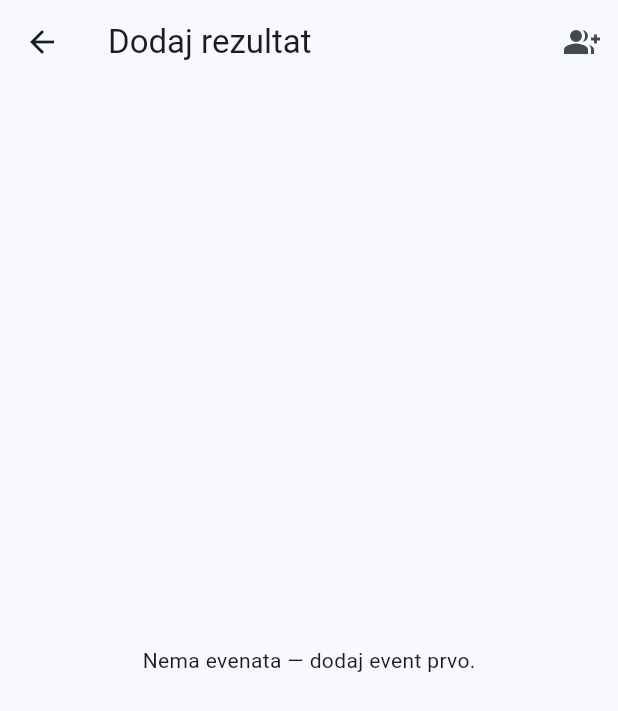
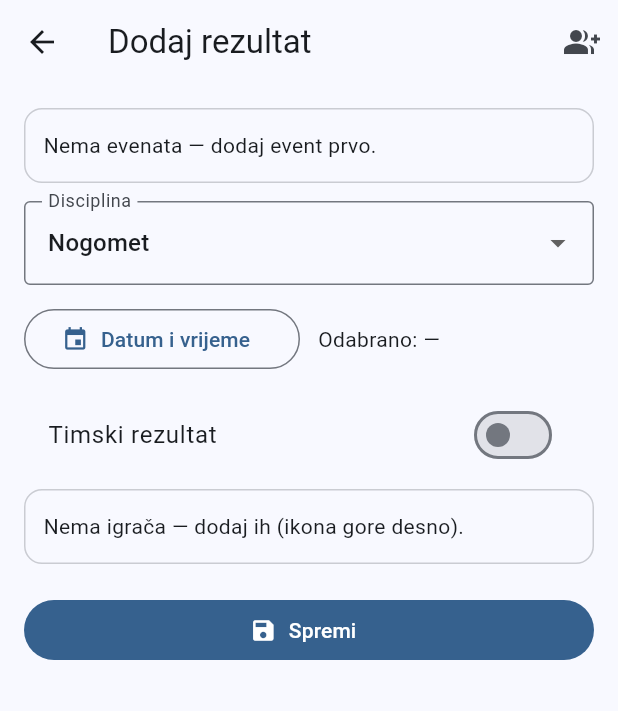
Before and after one commit to KSliskovic/SFIT-Apk, a Flutter app: the AddResultScreen screen opened directly, on a phone screen of 412 x 824 dp. Shown: the top 711 px of the screen. Run offline on Flutter 3.47's test engine with Material 3 defaults, Android fonts, the phone set to English and light mode, and no system bars; our stand-ins replace flutter_riverpod, go_router, shared_preferences; accounts and stored records are empty.

Commit message:
Novi di o

```diff
--- /dev/null
+++ b/lib/bootstrap.dart
@@ -0,0 +1,6 @@
+import 'package:flutter/widgets.dart';
+import 'package:flutter_riverpod/flutter_riverpod.dart';
+
+void bootstrap(Widget app) {
+  runApp(ProviderScope(child: app));
+}
--- a/lib/features/results/presentation/add_result_screen.dart
+++ b/lib/features/results/presentation/add_result_screen.dart
@@ -33,7 +33,7 @@ class _AddResultScreenState extends ConsumerState<AddResultScreen> {
 
   String? _eventId;
   String? _discipline;
-  bool _isTeam = false; // false => individualni; true => timski
+  bool _isTeam = false;
 
   String? _playerA;
   String? _playerB;
@@ -156,8 +156,6 @@ class _AddResultScreenState extends ConsumerState<AddResultScreen> {
       appBar: AppBar(
         title: const Text('Dodaj rezultat'),
         actions: [
-          // Gumb za dodavanje tim/igrača prikazujemo SAMO organizatoru
-          if (canEdit)
           IconButton(
             tooltip: 'Dodaj tim/igrača',
             onPressed: () {
@@ -173,12 +171,25 @@ class _AddResultScreenState extends ConsumerState<AddResultScreen> {
         loading: () => const Center(child: CircularProgressIndicator()),
         error: (e, _) => Center(child: Text('Greška s eventima: $e')),
         data: (events) {
-          if (events.isEmpty) {
-            return const Center(child: Text('Nema evenata — dodaj event prvo.'));
+          // ----- SIGURNO POSTAVLJANJE DEFAULT VRIJEDNOSTI -----
+          // EVENT
+          if (events.isNotEmpty) {
+            final ids = events.map((e) => e.id).toSet();
+            final candidate = widget.preselectedEventId ?? _eventId ?? events.first.id;
+            _eventId = ids.contains(candidate) ? candidate : events.first.id;
+          } else {
+            _eventId = null;
           }
 
-          _eventId ??= widget.preselectedEventId ?? events.first.id;
-          _discipline ??= widget.preselectedDiscipline ?? (disciplines.isNotEmpty ? disciplines.first : null);
+          // DISCIPLINE
+          if (disciplines.isNotEmpty) {
+            final ds = disciplines.toSet();
+            final candidate = widget.preselectedDiscipline ?? _discipline ?? disciplines.first;
+            _discipline = ds.contains(candidate) ? candidate : disciplines.first;
+          } else {
+            _discipline = null;
+          }
+          // -----------------------------------------------------
 
           final dtLabel = _date == null
               ? '—'
@@ -189,19 +200,33 @@ class _AddResultScreenState extends ConsumerState<AddResultScreen> {
             child: ListView(
               padding: const EdgeInsets.all(16),
               children: [
+                // EVENT DROPDOWN ili prazno stanje
+                if (events.isEmpty)
+                  const _EmptyBlock(message: 'Nema evenata — dodaj event prvo.')
+                else
                   DropdownButtonFormField<String>(
-                  value: _eventId,
+                    value: _eventId, // SIGURNO: vrijednost je u items
                     isExpanded: true,
-                  items: [ for (final e in events) DropdownMenuItem(value: e.id, child: Text(e.name)) ],
+                    items: [
+                      for (final e in events)
+                        DropdownMenuItem(value: e.id, child: Text(e.name)),
+                    ],
                     onChanged: (v) => setState(() => _eventId = v),
                     decoration: const InputDecoration(labelText: 'Event', border: OutlineInputBorder()),
                   ),
                 const SizedBox(height: 12),
 
+                // DISCIPLINA DROPDOWN ili prazno stanje
+                if (disciplines.isEmpty)
+                  const _EmptyBlock(message: 'Nema disciplina — dodaj barem jednu disciplinu.')
+                else
                   DropdownButtonFormField<String>(
-                  value: _discipline,
+                    value: _discipline, // SIGURNO: vrijednost je u items
                     isExpanded: true,
-                  items: [ for (final d in disciplines) DropdownMenuItem(value: d, child: Text(d)) ],
+                    items: [
+                      for (final d in disciplines)
+                        DropdownMenuItem(value: d, child: Text(d)),
+                    ],
                     onChanged: (v) => setState(() => _discipline = v),
                     decoration: const InputDecoration(labelText: 'Disciplina', border: OutlineInputBorder()),
                   ),
@@ -236,16 +261,23 @@ class _AddResultScreenState extends ConsumerState<AddResultScreen> {
                     loading: () => const Center(child: Text('Učitavanje timova…')),
                     error: (e, _) => Center(child: Text('Greška s timovima: $e')),
                     data: (teams) {
-                      if (teams.isEmpty) return const Text('Nema timova — dodaj ih (ikona gore desno).');
-                      _teamA ??= teams.first.id;
-                      _teamB ??= teams.length > 1 ? teams[1].id : teams.first.id;
+                      if (teams.isEmpty) return const _EmptyBlock(message: 'Nema timova — dodaj ih (ikona gore desno).');
+
+                      // SIGURNO postavljanje vrijednosti dropdowna
+                      final teamIds = teams.map((t) => t.id).toSet();
+                      _teamA = ( _teamA != null && teamIds.contains(_teamA) ) ? _teamA : teams.first.id;
+                      _teamB = ( _teamB != null && teamIds.contains(_teamB) )
+                          ? _teamB
+                          : (teams.length > 1 ? teams[1].id : teams.first.id);
+
                       return Column(
                         children: [
                           Row(
                             children: [
                               Expanded(
                                 child: DropdownButtonFormField<String>(
-                                  value: _teamA, isExpanded: true,
+                                  value: _teamA,
+                                  isExpanded: true,
                                   items: [ for (final t in teams) DropdownMenuItem(value: t.id, child: Text(t.name)) ],
                                   onChanged: (v) => setState(() => _teamA = v),
                                   decoration: const InputDecoration(labelText: 'Tim A', border: OutlineInputBorder()),
@@ -254,7 +286,8 @@ class _AddResultScreenState extends ConsumerState<AddResultScreen> {
                               const SizedBox(width: 12),
                               Expanded(
                                 child: DropdownButtonFormField<String>(
-                                  value: _teamB, isExpanded: true,
+                                  value: _teamB,
+                                  isExpanded: true,
                                   items: [ for (final t in teams) DropdownMenuItem(value: t.id, child: Text(t.name)) ],
                                   onChanged: (v) => setState(() => _teamB = v),
                                   decoration: const InputDecoration(labelText: 'Tim B', border: OutlineInputBorder()),
@@ -291,16 +324,23 @@ class _AddResultScreenState extends ConsumerState<AddResultScreen> {
                     loading: () => const Center(child: Text('Učitavanje igrača…')),
                     error: (e, _) => Center(child: Text('Greška s igračima: $e')),
                     data: (players) {
-                      if (players.isEmpty) return const Text('Nema igrača — dodaj ih (ikona gore desno).');
-                      _playerA ??= players.first.id;
-                      _playerB ??= players.length > 1 ? players[1].id : players.first.id;
+                      if (players.isEmpty) return const _EmptyBlock(message: 'Nema igrača — dodaj ih (ikona gore desno).');
+
+                      // SIGURNO postavljanje vrijednosti dropdowna
+                      final playerIds = players.map((p) => p.id).toSet();
+                      _playerA = ( _playerA != null && playerIds.contains(_playerA) ) ? _playerA : players.first.id;
+                      _playerB = ( _playerB != null && playerIds.contains(_playerB) )
+                          ? _playerB
+                          : (players.length > 1 ? players[1].id : players.first.id);
+
                       return Column(
                         children: [
                           Row(
                             children: [
                               Expanded(
                                 child: DropdownButtonFormField<String>(
-                                  value: _playerA, isExpanded: true,
+                                  value: _playerA,
+                                  isExpanded: true,
                                   items: [ for (final p in players) DropdownMenuItem(value: p.id, child: Text(p.name)) ],
                                   onChanged: (v) => setState(() => _playerA = v),
                                   decoration: const InputDecoration(labelText: 'Igrač A', border: OutlineInputBorder()),
@@ -309,7 +349,8 @@ class _AddResultScreenState extends ConsumerState<AddResultScreen> {
                               const SizedBox(width: 12),
                               Expanded(
                                 child: DropdownButtonFormField<String>(
-                                  value: _playerB, isExpanded: true,
+                                  value: _playerB,
+                                  isExpanded: true,
                                   items: [ for (final p in players) DropdownMenuItem(value: p.id, child: Text(p.name)) ],
                                   onChanged: (v) => setState(() => _playerB = v),
                                   decoration: const InputDecoration(labelText: 'Igrač B', border: OutlineInputBorder()),
@@ -358,3 +399,20 @@ class _AddResultScreenState extends ConsumerState<AddResultScreen> {
     );
   }
 }
+
+class _EmptyBlock extends StatelessWidget {
+  final String message;
+  const _EmptyBlock({required this.message});
+
+  @override
+  Widget build(BuildContext context) {
+    return Container(
+      padding: const EdgeInsets.symmetric(horizontal: 12, vertical: 14),
+      decoration: BoxDecoration(
+        borderRadius: BorderRadius.circular(12),
+        border: Border.all(color: Theme.of(context).colorScheme.outline.withOpacity(0.35)),
+      ),
+      child: Text(message),
+    );
+  }
+}
```
Also changed, not shown: lib/core/theme/app_theme.dart (added, +132 -0 lines). Lines whose indentation alone changed are shown as unchanged.
